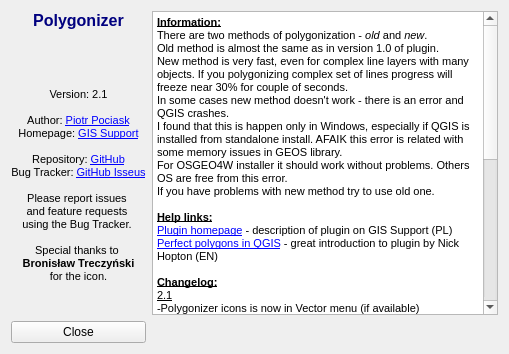
p0cisk/Polygonizer, file frmAbout.ui: the form before one commit.
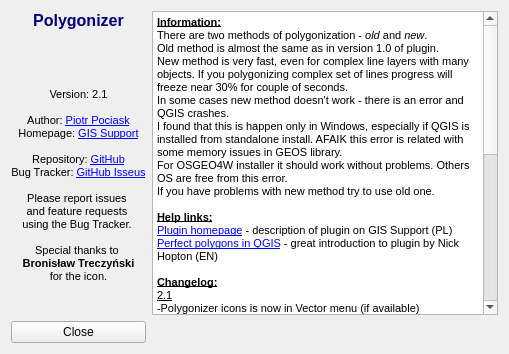
The form after the commit. Icons and pictures are not drawn.

Commit message: About window update

```diff
--- a/frmAbout.ui
+++ b/frmAbout.ui
@@ -84,6 +84,8 @@
 &lt;p style=&quot; margin-top:0px; margin-bottom:0px; margin-left:0px; margin-right:0px; -qt-block-indent:0; text-indent:0px;&quot;&gt;&lt;span style=&quot; font-size:8pt; text-decoration: underline;&quot;&gt;2.1&lt;/span&gt;&lt;/p&gt;
 &lt;p style=&quot; margin-top:0px; margin-bottom:0px; margin-left:0px; margin-right:0px; -qt-block-indent:0; text-indent:0px;&quot;&gt;&lt;span style=&quot; font-size:8pt;&quot;&gt;-Polygonizer icons is now in Vector menu (if available)&lt;/span&gt;&lt;/p&gt;
 &lt;p style=&quot; margin-top:0px; margin-bottom:0px; margin-left:0px; margin-right:0px; -qt-block-indent:0; text-indent:0px;&quot;&gt;&lt;span style=&quot; font-size:8pt;&quot;&gt;-copy table fields from source layer is now optional&lt;/span&gt;&lt;/p&gt;
+&lt;p style=&quot; margin-top:0px; margin-bottom:0px; margin-left:0px; margin-right:0px; -qt-block-indent:0; text-indent:0px;&quot;&gt;&lt;span style=&quot; font-size:8pt;&quot;&gt;-calculation process is in thread&lt;/span&gt;&lt;/p&gt;
+&lt;p style=&quot; margin-top:0px; margin-bottom:0px; margin-left:0px; margin-right:0px; -qt-block-indent:0; text-indent:0px;&quot;&gt;&lt;span style=&quot; font-size:8pt;&quot;&gt;-user can stop calculation process manualy&lt;/span&gt;&lt;/p&gt;
 &lt;p style=&quot; margin-top:0px; margin-bottom:0px; margin-left:0px; margin-right:0px; -qt-block-indent:0; text-indent:0px;&quot;&gt;&lt;span style=&quot; font-size:8pt;&quot;&gt;-code cleanup&lt;/span&gt;&lt;/p&gt;
 &lt;p style=&quot;-qt-paragraph-type:empty; margin-top:0px; margin-bottom:0px; margin-left:0px; margin-right:0px; -qt-block-indent:0; text-indent:0px; font-size:8pt; text-decoration: underline;&quot;&gt;&lt;/p&gt;
 &lt;p style=&quot; margin-top:0px; margin-bottom:0px; margin-left:0px; margin-right:0px; -qt-block-indent:0; text-indent:0px;&quot;&gt;&lt;span style=&quot; font-size:8pt; text-decoration: underline;&quot;&gt;2.0&lt;/span&gt;&lt;/p&gt;
```
The commit also changes 1 other file.
